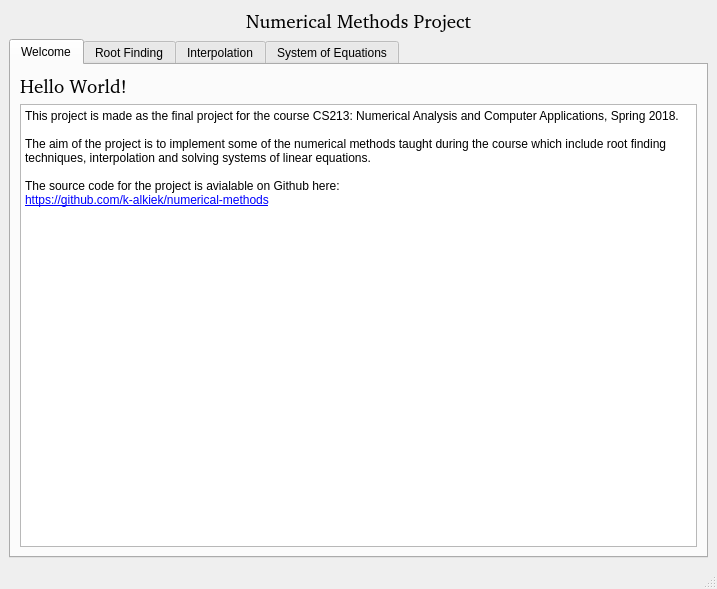
This is ui_main_window.ui in k-alkiek/numerical-methods as Qt 5 draws it before an edit. The edited form follows.
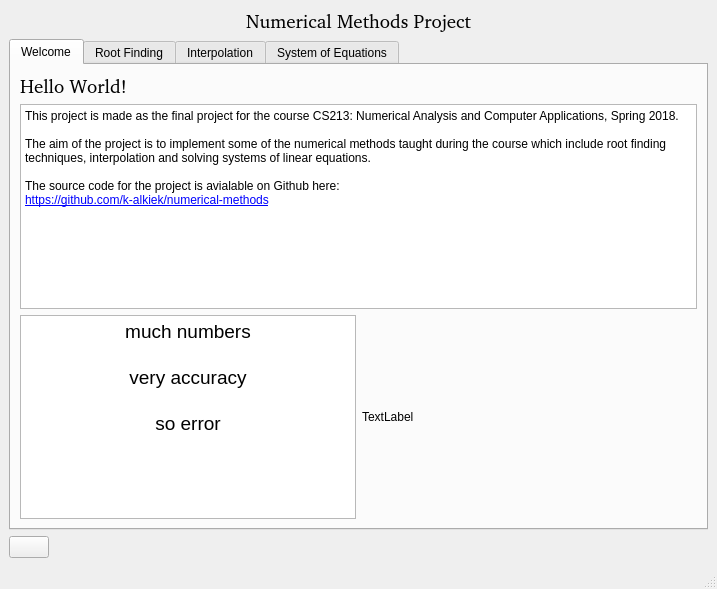
This is the edited form.

What changed in the file:
```diff
--- a/ui_main_window.ui
+++ b/ui_main_window.ui
@@ -89,7 +89,37 @@
          </widget>
         </item>
         <item>
-         <layout class="QHBoxLayout" name="horizontalLayout"/>
+         <layout class="QHBoxLayout" name="horizontalLayout">
+          <item>
+           <widget class="QTextBrowser" name="memeText">
+            <property name="html">
+             <string>&lt;!DOCTYPE HTML PUBLIC &quot;-//W3C//DTD HTML 4.0//EN&quot; &quot;http://www.w3.org/TR/REC-html40/strict.dtd&quot;&gt;
+&lt;html&gt;&lt;head&gt;&lt;meta name=&quot;qrichtext&quot; content=&quot;1&quot; /&gt;&lt;style type=&quot;text/css&quot;&gt;
+p, li { white-space: pre-wrap; }
+&lt;/style&gt;&lt;/head&gt;&lt;body style=&quot; font-family:'Sans Serif'; font-size:9pt; font-weight:400; font-style:normal;&quot;&gt;
+&lt;p align=&quot;center&quot; style=&quot; margin-top:0px; margin-bottom:0px; margin-left:0px; margin-right:0px; -qt-block-indent:0; text-indent:0px;&quot;&gt;&lt;span style=&quot; font-size:14pt;&quot;&gt;much numbers&lt;/span&gt;&lt;/p&gt;
+&lt;p align=&quot;center&quot; style=&quot;-qt-paragraph-type:empty; margin-top:0px; margin-bottom:0px; margin-left:0px; margin-right:0px; -qt-block-indent:0; text-indent:0px; font-size:14pt;&quot;&gt;&lt;br /&gt;&lt;/p&gt;
+&lt;p align=&quot;center&quot; style=&quot; margin-top:0px; margin-bottom:0px; margin-left:0px; margin-right:0px; -qt-block-indent:0; text-indent:0px;&quot;&gt;&lt;span style=&quot; font-size:14pt;&quot;&gt;very accuracy&lt;/span&gt;&lt;/p&gt;
+&lt;p align=&quot;center&quot; style=&quot;-qt-paragraph-type:empty; margin-top:0px; margin-bottom:0px; margin-left:0px; margin-right:0px; -qt-block-indent:0; text-indent:0px; font-size:14pt;&quot;&gt;&lt;br /&gt;&lt;/p&gt;
+&lt;p align=&quot;center&quot; style=&quot; margin-top:0px; margin-bottom:0px; margin-left:0px; margin-right:0px; -qt-block-indent:0; text-indent:0px;&quot;&gt;&lt;span style=&quot; font-size:14pt;&quot;&gt;so error&lt;/span&gt;&lt;/p&gt;
+&lt;p align=&quot;center&quot; style=&quot;-qt-paragraph-type:empty; margin-top:0px; margin-bottom:0px; margin-left:0px; margin-right:0px; -qt-block-indent:0; text-indent:0px; font-size:14pt;&quot;&gt;&lt;br /&gt;&lt;/p&gt;&lt;/body&gt;&lt;/html&gt;</string>
+            </property>
+           </widget>
+          </item>
+          <item>
+           <widget class="QLabel" name="memeLabel">
+            <property name="sizePolicy">
+             <sizepolicy hsizetype="MinimumExpanding" vsizetype="Preferred">
+              <horstretch>0</horstretch>
+              <verstretch>0</verstretch>
+             </sizepolicy>
+            </property>
+            <property name="text">
+             <string>TextLabel</string>
+            </property>
+           </widget>
+          </item>
+         </layout>
         </item>
        </layout>
       </widget>
@@ -798,6 +828,19 @@
       </widget>
      </widget>
     </item>
+    <item>
+     <widget class="QPushButton" name="memeBtn">
+      <property name="sizePolicy">
+       <sizepolicy hsizetype="Fixed" vsizetype="Minimum">
+        <horstretch>0</horstretch>
+        <verstretch>0</verstretch>
+       </sizepolicy>
+      </property>
+      <property name="text">
+       <string/>
+      </property>
+     </widget>
+    </item>
    </layout>
    <zorder>tab_4</zorder>
    <zorder>label_26</zorder>
```
Left out of the diff: 1 changed line with no effect on the pictures.
